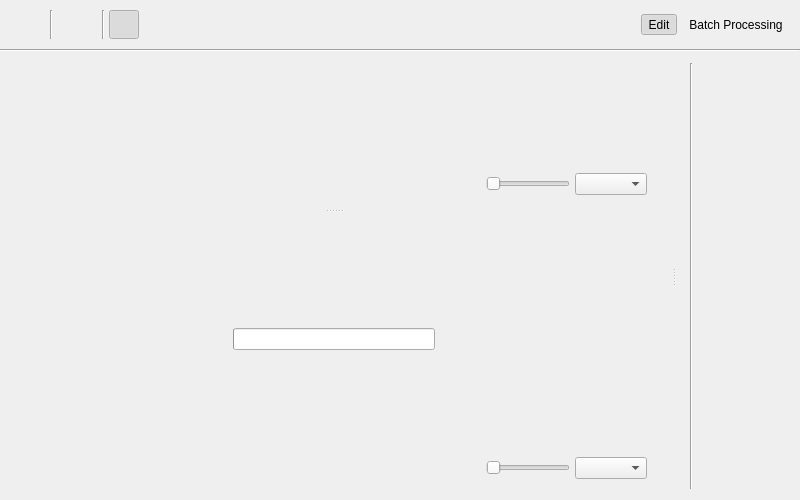
This is src/batchprocessor/mainwindow.ui in deiflou/ibp as Qt 5 draws it before an edit. The edited form follows.
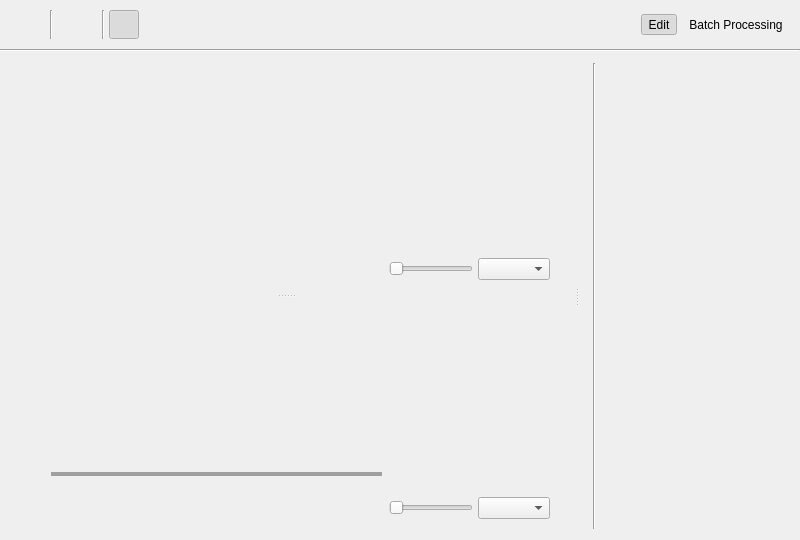
This is the edited form. Icons and pictures are not drawn. Custom widgets are drawn as their Qt base class.

What changed in the file:
```diff
--- a/src/batchprocessor/mainwindow.ui
+++ b/src/batchprocessor/mainwindow.ui
@@ -7,7 +7,7 @@
     <x>0</x>
     <y>0</y>
     <width>800</width>
-    <height>500</height>
+    <height>540</height>
    </rect>
   </property>
   <property name="minimumSize">
@@ -531,41 +531,42 @@
                   </property>
                   <item>
                    <widget class="anitools::widgets::ImageViewer" name="mViewEditImagePreviewOutput" native="true">
-                    <layout class="QHBoxLayout" name="horizontalLayout_8">
-                     <item>
-                      <spacer name="horizontalSpacer_4">
-                       <property name="orientation">
-                        <enum>Qt::Horizontal</enum>
-                       </property>
-                       <property name="sizeHint" stdset="0">
-                        <size>
-                         <width>179</width>
-                         <height>20</height>
-                        </size>
-                       </property>
-                      </spacer>
-                     </item>
-                     <item>
-                      <widget class="QProgressBar" name="mViewEditProgressBarProcessingOutput">
-                       <property name="textVisible">
-                        <bool>false</bool>
-                       </property>
-                      </widget>
-                     </item>
-                     <item>
-                      <spacer name="horizontalSpacer_5">
-                       <property name="orientation">
-                        <enum>Qt::Horizontal</enum>
-                       </property>
-                       <property name="sizeHint" stdset="0">
-                        <size>
-                         <width>179</width>
-                         <height>20</height>
-                        </size>
-                       </property>
-                      </spacer>
-                     </item>
-                    </layout>
+                    <widget class="QProgressBar" name="mViewEditProgressBarProcessingOutput">
+                     <property name="geometry">
+                      <rect>
+                       <x>30</x>
+                       <y>160</y>
+                       <width>331</width>
+                       <height>4</height>
+                      </rect>
+                     </property>
+                     <property name="minimumSize">
+                      <size>
+                       <width>0</width>
+                       <height>4</height>
+                      </size>
+                     </property>
+                     <property name="maximumSize">
+                      <size>
+                       <width>16777215</width>
+                       <height>4</height>
+                      </size>
+                     </property>
+                     <property name="styleSheet">
+                      <string notr="true">QProgressBar
+{
+	border : 0px;
+	background-color : palette(dark);
+}
+QProgressBar::chunk
+{
+	background-color : palette(highlight);
+}</string>
+                     </property>
+                     <property name="textVisible">
+                      <bool>false</bool>
+                     </property>
+                    </widget>
                    </widget>
                   </item>
                   <item>
@@ -643,7 +644,7 @@
                    <x>0</x>
                    <y>0</y>
                    <width>99</width>
-                   <height>445</height>
+                   <height>485</height>
                   </rect>
                  </property>
                 </widget>
@@ -668,24 +669,24 @@
  </widget>
  <layoutdefault spacing="6" margin="11"/>
  <customwidgets>
-  <customwidget>
-   <class>anitools::widgets::ImageViewer</class>
-   <extends>QWidget</extends>
-   <header>imageviewer.h</header>
-   <container>1</container>
-  </customwidget>
-  <customwidget>
-   <class>anitools::widgets::ToolButtonEx</class>
-   <extends>QWidget</extends>
-   <header>toolbuttonex.h</header>
-   <container>1</container>
-  </customwidget>
   <customwidget>
    <class>anitools::widgets::WidgetList</class>
    <extends>QWidget</extends>
    <header>widgetlist.h</header>
    <container>1</container>
   </customwidget>
+  <customwidget>
+   <class>anitools::widgets::ToolButtonEx</class>
+   <extends>QWidget</extends>
+   <header>toolbuttonex.h</header>
+   <container>1</container>
+  </customwidget>
+  <customwidget>
+   <class>anitools::widgets::ImageViewer</class>
+   <extends>QWidget</extends>
+   <header>imageviewer.h</header>
+   <container>1</container>
+  </customwidget>
  </customwidgets>
  <resources>
   <include location="batchprocessor.qrc"/>
```
Left out of the diff: 2 changed lines with no effect on the pictures.
